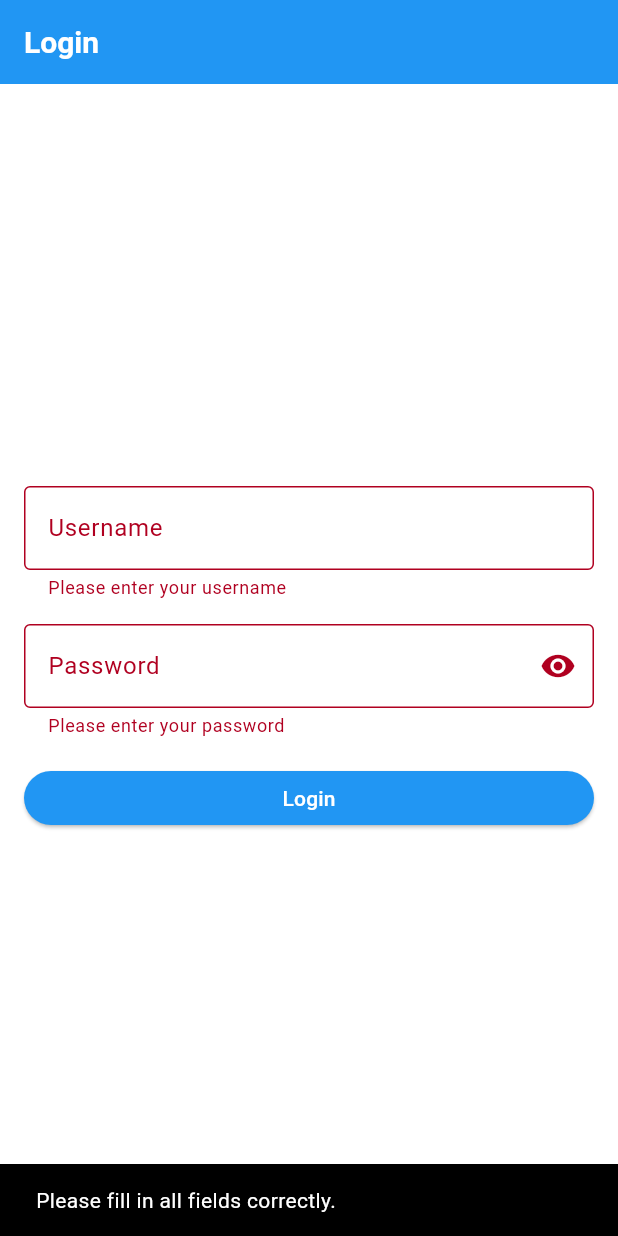
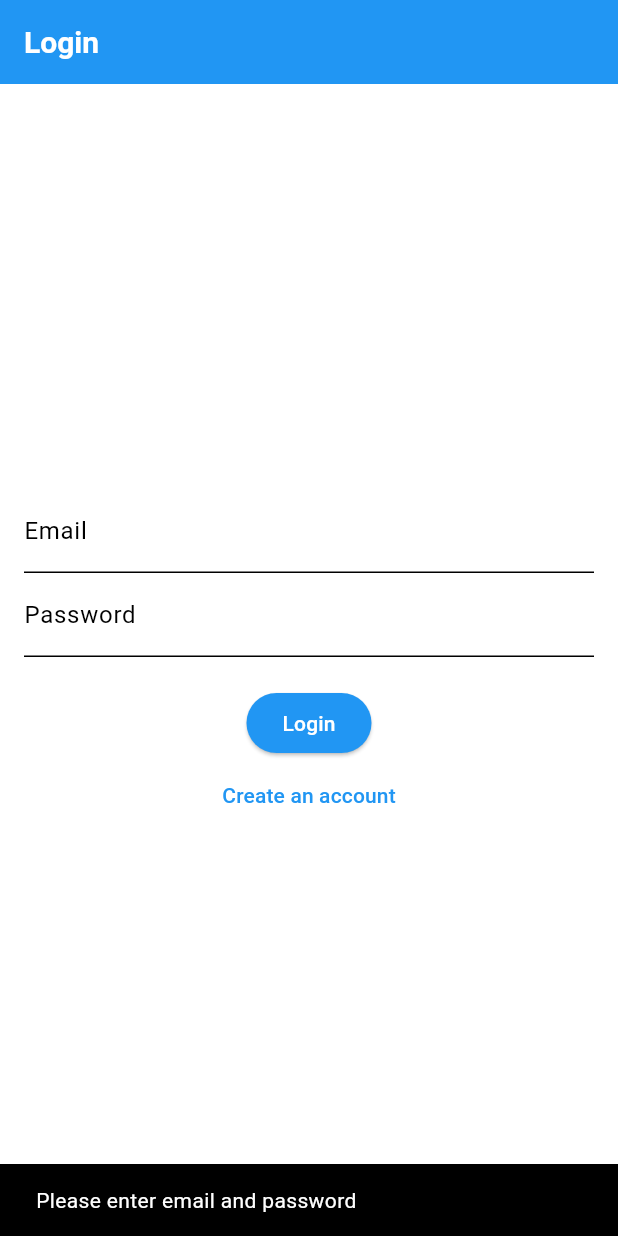
Before and after one commit to niweshsah/DP_project_backend, a Flutter app: the screen it shows after launch, after a tap on "Login", on a phone screen of 412 x 824 dp. Run offline on Flutter 3.47's test engine with Material 3 defaults, Android fonts, the phone set to English and light mode, and no system bars.

Commit message:
Update login_page.dart

```diff
--- a/dp_frontend/lib/screens/login_page.dart
+++ b/dp_frontend/lib/screens/login_page.dart
@@ -1,7 +1,6 @@
 // lib/screens/login_page.dart
 
 import 'package:flutter/material.dart';
-import '../models/user.dart'; // Import the User model
 
 class LoginPage extends StatefulWidget {
   @override
@@ -9,27 +8,16 @@ class LoginPage extends StatefulWidget {
 }
 
 class _LoginPageState extends State<LoginPage> {
-  final _formKey = GlobalKey<FormState>();
-  String _username = '';
-  String _password = '';
-  bool _obscureText = true; // To toggle password visibility
+  final TextEditingController emailController = TextEditingController();
+  final TextEditingController passwordController = TextEditingController();
 
   void _login() {
-    if (_formKey.currentState!.validate()) {
-      // Create a User object after successful login
-      final user = User(username: _username, email: 'user@example.com', password: _password);
-
-      // Show success message
+    // Dummy login logic
+    if (emailController.text.isNotEmpty && passwordController.text.isNotEmpty) {
+      Navigator.pushReplacementNamed(context, '/home');
+    } else {
       ScaffoldMessenger.of(context).showSnackBar(
-        SnackBar(content: Text('Login successful!')),
-      );
-
-      // Navigate to the profile page with the User object
-      Navigator.pushReplacementNamed(context, '/profile', arguments: user);
-    } else {
-      // Optionally handle invalid form submission
-      ScaffoldMessenger.of(context).showSnackBar(
-        SnackBar(content: Text('Please fill in all fields correctly.')),
+        SnackBar(content: Text('Please enter email and password')),
       );
     }
   }
@@ -37,77 +25,33 @@ class _LoginPageState extends State<LoginPage> {
   @override
   Widget build(BuildContext context) {
     return Scaffold(
-      appBar: AppBar(
-        title: Text('Login'),
-      ),
+      appBar: AppBar(title: Text('Login')),
       body: Padding(
         padding: const EdgeInsets.all(16.0),
-        child: GestureDetector(
-          onTap: () {
-            FocusScope.of(context).unfocus(); // Dismiss the keyboard
-          },
-          child: Form(
-            key: _formKey,
         child: Column(
           mainAxisAlignment: MainAxisAlignment.center,
           children: [
-                TextFormField(
-                  decoration: InputDecoration(
-                    labelText: 'Username',
-                    border: OutlineInputBorder(),
+            TextField(
+              controller: emailController,
+              decoration: InputDecoration(labelText: 'Email'),
             ),
-                  validator: (value) {
-                    if (value == null || value.isEmpty) {
-                      return 'Please enter your username';
-                    }
-                    return null;
-                  },
-                  onChanged: (value) {
-                    setState(() {
-                      _username = value;
-                    });
-                  },
+            TextField(
+              controller: passwordController,
+              decoration: InputDecoration(labelText: 'Password'),
+              obscureText: true,
             ),
-                SizedBox(height: 16.0),
-                TextFormField(
-                  decoration: InputDecoration(
-                    labelText: 'Password',
-                    border: OutlineInputBorder(),
-                    suffixIcon: IconButton(
-                      icon: Icon(
-                        _obscureText ? Icons.visibility : Icons.visibility_off,
-                      ),
-                      onPressed: () {
-                        setState(() {
-                          _obscureText = !_obscureText;
-                        });
-                      },
-                    ),
-                  ),
-                  obscureText: _obscureText,
-                  validator: (value) {
-                    if (value == null || value.isEmpty) {
-                      return 'Please enter your password';
-                    }
-                    return null;
-                  },
-                  onChanged: (value) {
-                    setState(() {
-                      _password = value;
-                    });
-                  },
-                ),
-                SizedBox(height: 16.0),
+            SizedBox(height: 20),
             ElevatedButton(
               onPressed: _login,
               child: Text('Login'),
-                  style: ElevatedButton.styleFrom(
-                    minimumSize: Size(double.infinity, 36), // Full-width button
             ),
+            TextButton(
+              onPressed: () {
+                Navigator.pushNamed(context, '/register');
+              },
+              child: Text('Create an account'),
             ),
           ],
-            ),
-          ),
         ),
       ),
     );
```
Lines whose indentation alone changed are shown as unchanged.
